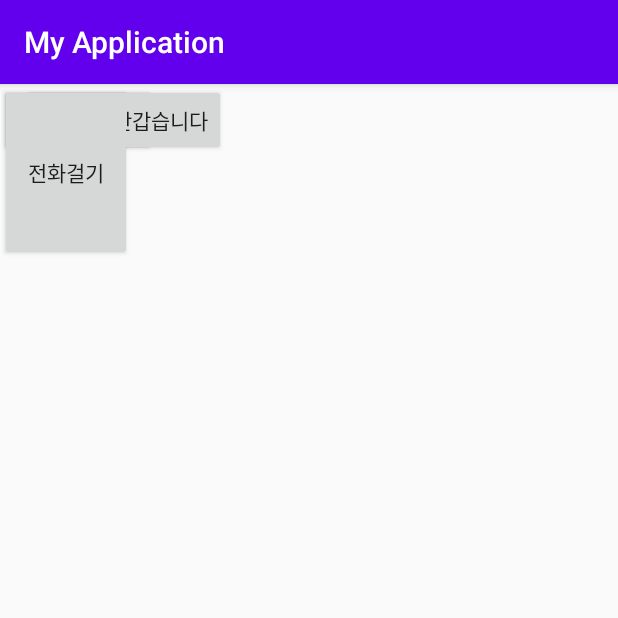
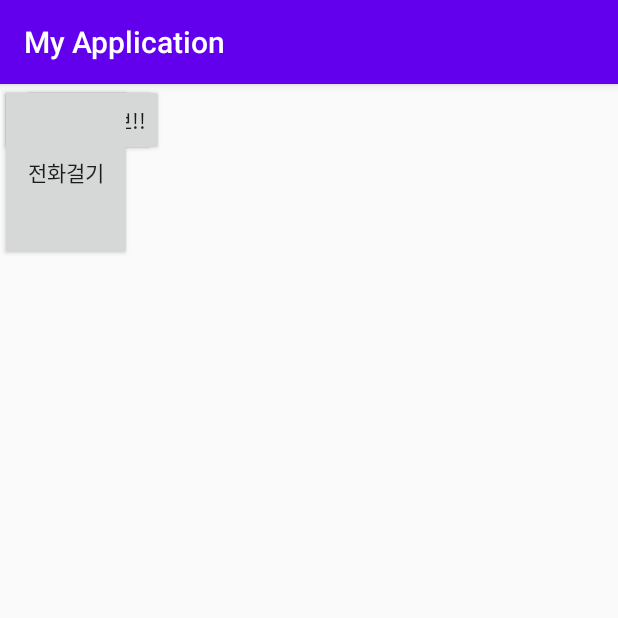
Before and after one commit to ksdhk/androidapp, an Android app: the screen it shows after launch (MainActivity), on a phone screen of 412 x 824 dp, the top half of it. Run offline under Robolectric (Android 15) with nearby library versions, the phone set to English and light mode, and no system bars.

Commit message:
안드로이드개발222
Signed-off-by: ksdhk <47198182+ksdhk@users.noreply.github.com>

```diff
--- a/app/src/main/res/layout/activity_main.xml
+++ b/app/src/main/res/layout/activity_main.xml
@@ -22,7 +22,7 @@
         android:layout_width="wrap_content"
         android:layout_height="wrap_content"
         android:onClick="onButton2Clicked"
-        android:text="안녕하세요반갑습니다"
+        android:text="네이버깃허브!!"
         tools:layout_editor_absoluteX="103dp"
         tools:layout_editor_absoluteY="117dp" />
 
```
